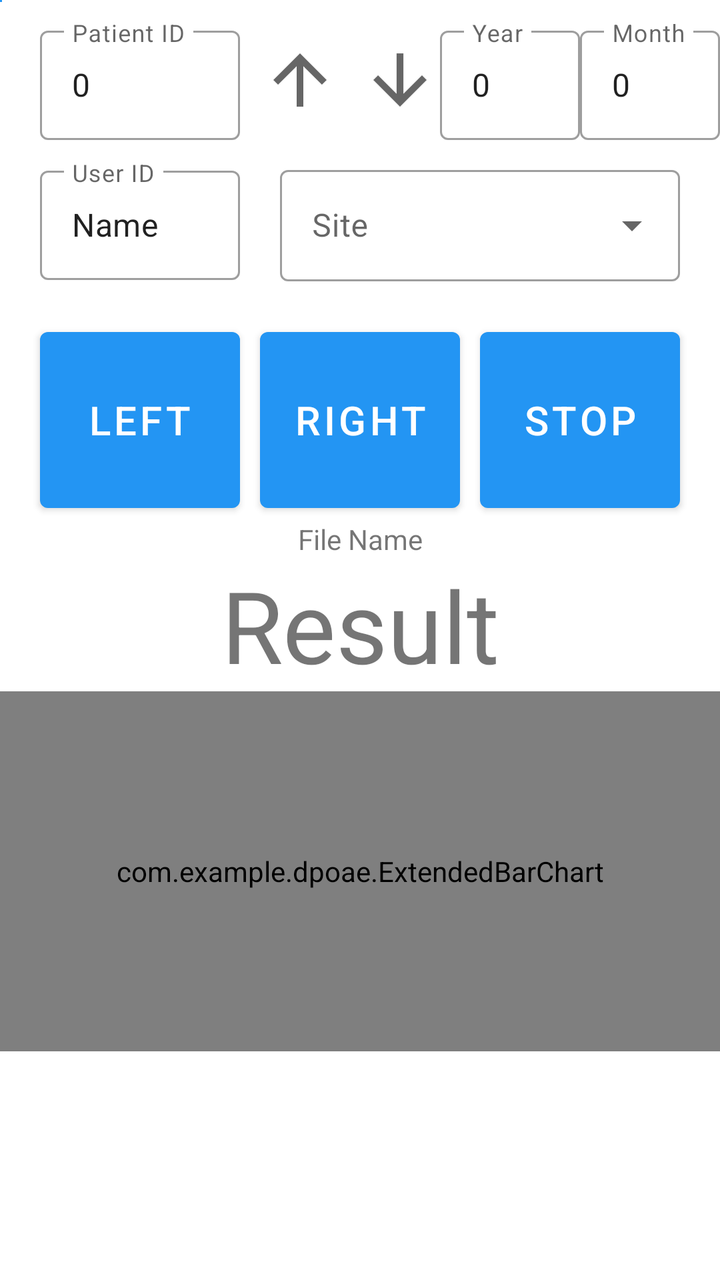
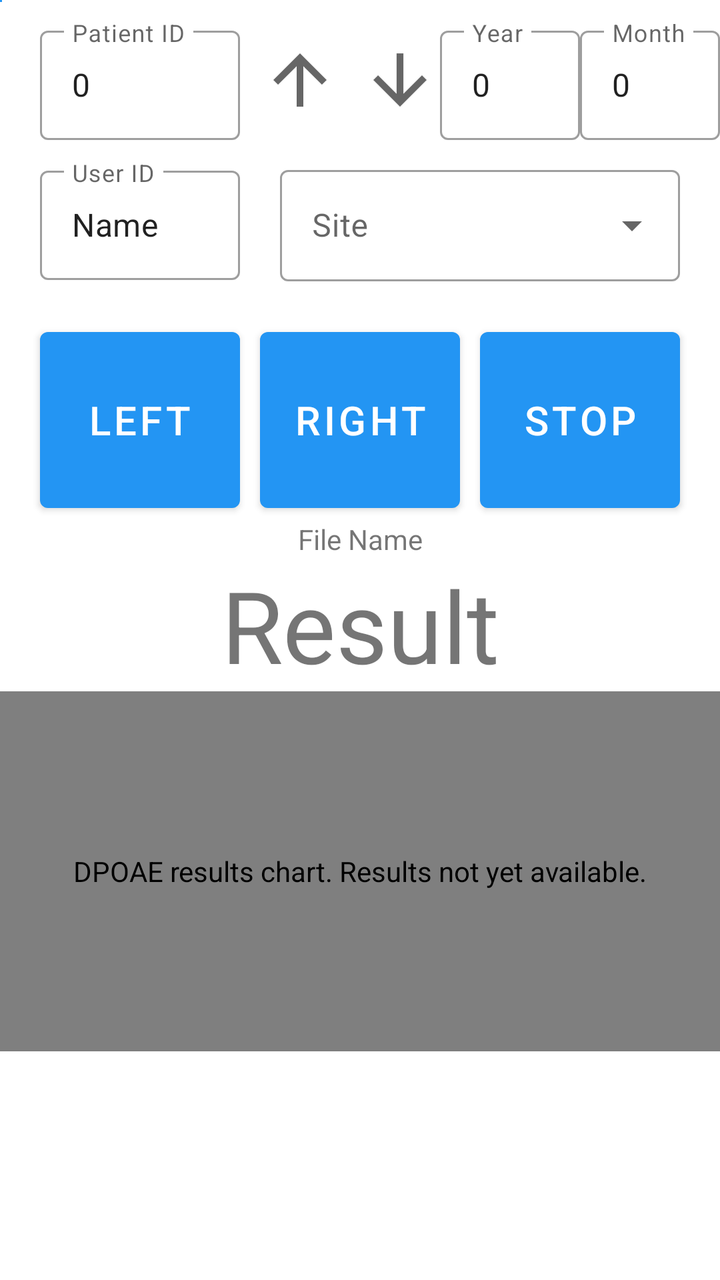

An Android layout rendered at two revisions. The XML below is the earlier revision; the diff shows what the commit changed to produce the second picture.
<!-- AndroidManifest.xml: application theme AppTheme -->
<!-- res/layout/measure.xml -->
<?xml version="1.0" encoding="utf-8"?>
<androidx.constraintlayout.widget.ConstraintLayout xmlns:android="http://schemas.android.com/apk/res/android"
    xmlns:tools="http://schemas.android.com/tools"
    android:layout_width="match_parent"
    android:layout_height="match_parent"
    xmlns:app="http://schemas.android.com/apk/res-auto">

    <Button
        android:id="@+id/button2"
        android:layout_width="1dp"
        android:layout_height="1dp"
        android:text=""
        app:layout_constraintStart_toStartOf="parent"
        app:layout_constraintTop_toTopOf="parent" />

    <com.google.android.material.textfield.TextInputLayout
        android:id="@+id/textInputLayout1"
        style="@style/Widget.MaterialComponents.TextInputLayout.OutlinedBox"
        android:layout_width="100dp"
        android:layout_height="60dp"
        android:layout_marginStart="20dp"
        android:layout_marginTop="10dp"
        android:hint="Patient ID"
        android:tooltipText="testing"
        app:layout_constraintStart_toStartOf="parent"
        app:layout_constraintTop_toTopOf="parent">

        <com.google.android.material.textfield.TextInputEditText
            android:id="@+id/patientID"
            android:layout_width="match_parent"
            android:layout_height="wrap_content"
            android:imeOptions="actionDone"
            android:inputType="number"
            android:text="0" />

        <Button
            android:id="@+id/button"
            android:layout_width="wrap_content"
            android:layout_height="wrap_content"
            android:layout_weight="1"
            android:text="Button" />
    </com.google.android.material.textfield.TextInputLayout>

    <com.google.android.material.textfield.TextInputLayout
        android:id="@+id/textInputLayoutYear"
        style="@style/Widget.MaterialComponents.TextInputLayout.OutlinedBox"
        android:layout_width="70dp"
        android:layout_height="60dp"
        android:layout_marginTop="10dp"
        android:hint="Year"
        android:tooltipText="testing"
        app:layout_constraintStart_toEndOf="@+id/downButton"
        app:layout_constraintTop_toTopOf="parent">

        <com.google.android.material.textfield.TextInputEditText
            android:id="@+id/yearText"
            android:layout_width="match_parent"
            android:layout_height="wrap_content"
            android:imeOptions="actionDone"
            android:inputType="number"
            android:text="0" />

        <Button
            android:id="@+id/button5"
            android:layout_width="wrap_content"
            android:layout_height="wrap_content"
            android:layout_weight="1"
            android:text="Button" />
    </com.google.android.material.textfield.TextInputLayout>

    <com.google.android.material.textfield.TextInputLayout
        android:id="@+id/textInputLayoutMonth"
        style="@style/Widget.MaterialComponents.TextInputLayout.OutlinedBox"
        android:layout_width="70dp"
        android:layout_height="60dp"
        android:layout_marginTop="10dp"
        android:hint="Month"
        android:tooltipText="testing"
        app:layout_constraintStart_toEndOf="@+id/textInputLayoutYear"
        app:layout_constraintTop_toTopOf="parent">

        <com.google.android.material.textfield.TextInputEditText
            android:id="@+id/monthText"
            android:layout_width="match_parent"
            android:layout_height="wrap_content"
            android:imeOptions="actionDone"
            android:inputType="number"
            android:text="0" />

        <Button
            android:id="@+id/button4"
            android:layout_width="wrap_content"
            android:layout_height="wrap_content"
            android:layout_weight="1"
            android:text="Button" />
    </com.google.android.material.textfield.TextInputLayout>

    <com.google.android.material.textfield.TextInputLayout
        android:id="@+id/textInputLayout2"
        style="@style/Widget.MaterialComponents.TextInputLayout.OutlinedBox"
        android:layout_width="100dp"
        android:layout_height="60dp"
        android:layout_marginStart="20dp"
        android:layout_marginTop="10dp"
        android:hint="User ID"
        android:tooltipText="testing"
        app:layout_constraintStart_toStartOf="parent"
        app:layout_constraintTop_toBottomOf="@+id/textInputLayout1">

        <com.google.android.material.textfield.TextInputEditText
            android:id="@+id/userID"
            android:layout_width="match_parent"
            android:layout_height="wrap_content"
            android:imeOptions="actionDone"
            android:selectAllOnFocus="true"
            android:inputType="text"
            android:text="Name"
            android:digits="abcdefghijklmnopqrstuvwxyzABCDEFGHIJKLMNOPQRSTUVWXYZ " />

        <Button
            android:id="@+id/button3"
            android:layout_width="wrap_content"
            android:layout_height="wrap_content"
            android:layout_weight="1"
            android:text="Button" />
    </com.google.android.material.textfield.TextInputLayout>

    <com.example.dpoae.ExtendedBarChart
        android:id="@+id/barchart"
        android:layout_width="match_parent"
        android:layout_height="180dp"
        android:layout_marginTop="0dp"
        app:layout_constraintEnd_toEndOf="parent"
        app:layout_constraintStart_toStartOf="parent"
        app:layout_constraintTop_toBottomOf="@+id/result" />

    <com.github.mikephil.charting.charts.LineChart
        android:id="@+id/linechart"
        android:layout_width="match_parent"
        android:layout_height="180dp"
        android:visibility="gone"
        app:layout_constraintEnd_toEndOf="parent"
        app:layout_constraintStart_toStartOf="parent"
        app:layout_constraintTop_toBottomOf="@+id/barchart" />

    <Button
        android:id="@+id/leftButton"
        android:layout_width="100dp"
        android:layout_height="100dp"
        android:layout_marginLeft="20dp"
        android:text="left"
        android:textSize="20sp"
        android:layout_marginTop="20dp"
        app:layout_constraintStart_toStartOf="parent"
        app:layout_constraintTop_toBottomOf="@+id/textInputLayout2" />

    <Button
        android:id="@+id/rightButton"
        android:layout_width="100dp"
        android:layout_height="100dp"
        android:text="right"
        android:textSize="20sp"
        app:layout_constraintEnd_toStartOf="@+id/cancelButton"
        app:layout_constraintStart_toEndOf="@+id/leftButton"
        app:layout_constraintTop_toTopOf="@+id/leftButton" />

    <Button
        android:id="@+id/cancelButton"
        android:layout_width="100dp"
        android:layout_height="100dp"
        android:text="stop"
        android:layout_marginRight="20dp"
        android:textSize="20sp"
        app:layout_constraintEnd_toEndOf="parent"
        app:layout_constraintTop_toTopOf="@+id/leftButton" />

    <TextView
        android:id="@+id/fnameView"
        android:layout_width="wrap_content"
        android:layout_height="wrap_content"
        app:layout_constraintEnd_toEndOf="parent"
        android:text="File Name"
        android:layout_marginTop="0dp"
        app:layout_constraintStart_toStartOf="parent"
        android:gravity="center"
        android:visibility="visible"
        app:layout_constraintTop_toBottomOf="@+id/leftButton" />

    <ImageView
        android:id="@+id/upButton"
        android:layout_width="40dp"
        android:layout_height="40dp"
        android:layout_marginStart="10dp"
        app:layout_constraintBottom_toBottomOf="@+id/textInputLayout1"
        app:layout_constraintStart_toEndOf="@+id/textInputLayout1"
        app:layout_constraintTop_toTopOf="@+id/textInputLayout1"
        app:srcCompat="@drawable/ic_baseline_arrow_upward_24" />

    <ImageView
        android:id="@+id/downButton"
        android:layout_width="40dp"
        android:layout_height="40dp"
        android:layout_marginStart="10dp"
        app:layout_constraintBottom_toBottomOf="@+id/textInputLayout1"
        app:layout_constraintStart_toEndOf="@+id/upButton"
        app:layout_constraintTop_toTopOf="@+id/textInputLayout1"
        app:srcCompat="@drawable/ic_baseline_arrow_downward_24" />

    <TextView
        android:id="@+id/noiseView"
        android:layout_width="0dp"
        android:layout_height="wrap_content"
        android:text=""
        android:layout_marginTop="30dp"
        android:gravity="center"
        app:layout_constraintEnd_toEndOf="parent"
        app:layout_constraintStart_toStartOf="parent"
        app:layout_constraintTop_toBottomOf="@+id/linechart" />

    <TextView
        android:id="@+id/probeSoundLowView"
        android:layout_width="0dp"
        android:layout_height="wrap_content"
        android:text=""
        android:layout_marginTop="0dp"
        android:gravity="center"
        app:layout_constraintEnd_toEndOf="parent"
        app:layout_constraintStart_toStartOf="parent"
        app:layout_constraintTop_toBottomOf="@+id/noiseView" />

    <TextView
        android:id="@+id/result"
        android:layout_width="wrap_content"
        android:layout_height="wrap_content"
        android:text="Result"
        android:textSize="50dp"
        android:layout_marginTop="0dp"
        app:layout_constraintBottom_toTopOf="@+id/barchart"
        app:layout_constraintEnd_toEndOf="parent"
        app:layout_constraintStart_toStartOf="parent"
        app:layout_constraintTop_toBottomOf="@+id/fnameView" />

    <com.google.android.material.textfield.TextInputLayout
        android:id="@+id/textInputLayout"
        style="@style/Widget.MaterialComponents.TextInputLayout.OutlinedBox.ExposedDropdownMenu"
        android:layout_width="200dp"
        android:layout_height="wrap_content"
        android:focusable="false"
        android:focusableInTouchMode="false"
        android:hint="Site"
        app:layout_constraintBottom_toBottomOf="@+id/textInputLayout2"
        app:layout_constraintEnd_toEndOf="parent"
        app:layout_constraintStart_toEndOf="@+id/textInputLayout2"
        app:layout_constraintTop_toTopOf="@+id/textInputLayout2"
        tools:ignore="MissingConstraints">

        <com.google.android.material.textfield.MaterialAutoCompleteTextView
            android:id="@+id/siteSpinner"
            android:layout_width="match_parent"
            android:layout_height="wrap_content"
            android:focusable="false"
            android:focusableInTouchMode="false" />

    </com.google.android.material.textfield.TextInputLayout>

</androidx.constraintlayout.widget.ConstraintLayout>
<!-- resources referenced by this layout -->
<resources>
  <!-- drawable ic_baseline_arrow_downward_24 (drawable) -->
  <vector xmlns:android="http://schemas.android.com/apk/res/android"
      android:width="24dp"
      android:height="24dp"
      android:viewportWidth="24"
      android:viewportHeight="24"
      android:tint="?attr/colorControlNormal">
    <path
        android:fillColor="@android:color/white"
        android:pathData="M20,12l-1.41,-1.41L13,16.17V4h-2v12.17l-5.58,-5.59L4,12l8,8 8,-8z"/>
  </vector>
  <!-- drawable ic_baseline_arrow_upward_24 (drawable) -->
  <vector xmlns:android="http://schemas.android.com/apk/res/android"
      android:width="24dp"
      android:height="24dp"
      android:viewportWidth="24"
      android:viewportHeight="24"
      android:tint="?attr/colorControlNormal">
    <path
        android:fillColor="@android:color/white"
        android:pathData="M4,12l1.41,1.41L11,7.83V20h2V7.83l5.58,5.59L20,12l-8,-8 -8,8z"/>
  </vector>
  <style name="AppTheme" parent="Theme.MaterialComponents.Light.DarkActionBar">
          
          <item name="colorPrimary">@color/colorPrimary</item>
          <item name="colorPrimaryDark">@color/colorPrimaryDark</item>
          <item name="colorAccent">@color/colorAccent</item>
      </style>
  <color name="colorPrimary">#2395f3</color>
  <color name="colorPrimaryDark">#1c76d3</color>
  <color name="colorAccent">#D81B60</color>
</resources>

<!-- the commit's change to res/layout/measure.xml (unified diff, before → after) -->
@@ -130,6 +130,7 @@
         android:layout_width="match_parent"
         android:layout_height="180dp"
         android:layout_marginTop="0dp"
+        android:contentDescription="DPOAE results chart. Results not yet available."
         app:layout_constraintEnd_toEndOf="parent"
         app:layout_constraintStart_toStartOf="parent"
         app:layout_constraintTop_toBottomOf="@+id/result" />
@@ -139,6 +140,7 @@
         android:layout_width="match_parent"
         android:layout_height="180dp"
         android:visibility="gone"
+        android:contentDescription="Line chart showing Signal and Noise floor levels by frequency."
         app:layout_constraintEnd_toEndOf="parent"
         app:layout_constraintStart_toStartOf="parent"
         app:layout_constraintTop_toBottomOf="@+id/barchart" />
@@ -184,6 +186,7 @@
         app:layout_constraintStart_toStartOf="parent"
         android:gravity="center"
         android:visibility="visible"
+        android:accessibilityLiveRegion="polite"
         app:layout_constraintTop_toBottomOf="@+id/leftButton" />
 
     <ImageView
@@ -191,6 +194,9 @@
         android:layout_width="40dp"
         android:layout_height="40dp"
         android:layout_marginStart="10dp"
+        android:contentDescription="Increase patient ID"
+        android:clickable="true"
+        android:focusable="true"
         app:layout_constraintBottom_toBottomOf="@+id/textInputLayout1"
         app:layout_constraintStart_toEndOf="@+id/textInputLayout1"
         app:layout_constraintTop_toTopOf="@+id/textInputLayout1"
@@ -201,6 +207,9 @@
         android:layout_width="40dp"
         android:layout_height="40dp"
         android:layout_marginStart="10dp"
+        android:contentDescription="Decrease patient ID"
+        android:clickable="true"
+        android:focusable="true"
         app:layout_constraintBottom_toBottomOf="@+id/textInputLayout1"
         app:layout_constraintStart_toEndOf="@+id/upButton"
         app:layout_constraintTop_toTopOf="@+id/textInputLayout1"
@@ -213,6 +222,7 @@
         android:text=""
         android:layout_marginTop="30dp"
         android:gravity="center"
+        android:accessibilityLiveRegion="polite"
         app:layout_constraintEnd_toEndOf="parent"
         app:layout_constraintStart_toStartOf="parent"
         app:layout_constraintTop_toBottomOf="@+id/linechart" />
@@ -224,6 +234,7 @@
         android:text=""
         android:layout_marginTop="0dp"
         android:gravity="center"
+        android:accessibilityLiveRegion="polite"
         app:layout_constraintEnd_toEndOf="parent"
         app:layout_constraintStart_toStartOf="parent"
         app:layout_constraintTop_toBottomOf="@+id/noiseView" />
@@ -233,8 +244,9 @@
         android:layout_width="wrap_content"
         android:layout_height="wrap_content"
         android:text="Result"
-        android:textSize="50dp"
-        android:layout_marginTop="0dp"
+        android:textSize="50sp"
+        android:layout_marginTop="0dp"
+        android:accessibilityLiveRegion="assertive"
         app:layout_constraintBottom_toTopOf="@+id/barchart"
         app:layout_constraintEnd_toEndOf="parent"
         app:layout_constraintStart_toStartOf="parent"
@@ -245,8 +257,6 @@
         style="@style/Widget.MaterialComponents.TextInputLayout.OutlinedBox.ExposedDropdownMenu"
         android:layout_width="200dp"
         android:layout_height="wrap_content"
-        android:focusable="false"
-        android:focusableInTouchMode="false"
         android:hint="Site"
         app:layout_constraintBottom_toBottomOf="@+id/textInputLayout2"
         app:layout_constraintEnd_toEndOf="parent"
@@ -258,8 +268,7 @@
             android:id="@+id/siteSpinner"
             android:layout_width="match_parent"
             android:layout_height="wrap_content"
-            android:focusable="false"
-            android:focusableInTouchMode="false" />
+            android:inputType="none" />
 
     </com.google.android.material.textfield.TextInputLayout>
 
